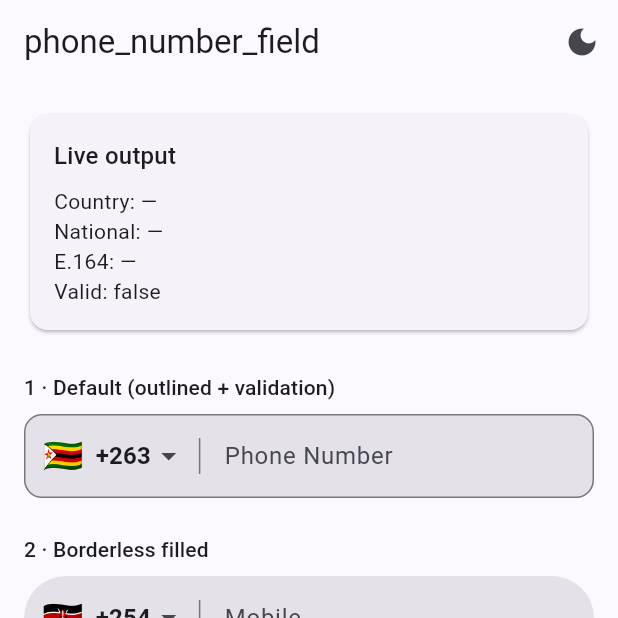
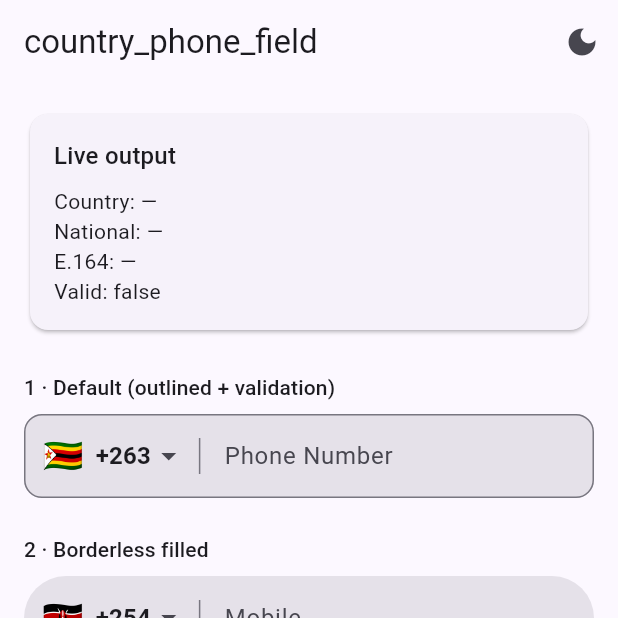
Before and after one commit to mchigangawa/country_phone_field, a Flutter app: the screen it shows after launch, on a phone screen of 412 x 824 dp, the top half of it. Run offline on Flutter 3.47's test engine with Material 3 defaults, Android fonts, the phone set to English and light mode, and no system bars.

Commit message:
Rename package to country_phone_field
The name `phone_number_field` is already taken on pub.dev (publisher
flutterlab.uz, latest 1.2.0), so rename to the available `country_phone_field`.

- pubspec name + example dependency/name -> country_phone_field(_example)
- Move lib/phone_number_field.dart -> lib/country_phone_field.dart (barrel)
- Update all package: imports in lib/test/example and the README
- Update repo URLs and workflow comments (GitHub repo also renamed to match)

Internal src filenames (e.g. src/widgets/phone_number_field.dart) and public
class names (PhoneNumberField) are unchanged — they're named after the widget,
not the package. Example native scaffolding bundle IDs are left as-is.

Verified: flutter analyze clean, 40/40 tests pass, pub publish --dry-run OK.

Co-Authored-By: Claude Opus 4.8 (1M context) <noreply@anthropic.com>

````diff
--- a/example/lib/main.dart
+++ b/example/lib/main.dart
@@ -1,5 +1,5 @@
 import 'package:flutter/material.dart';
-import 'package:phone_number_field/phone_number_field.dart';
+import 'package:country_phone_field/country_phone_field.dart';
 
 void main() => runApp(const ExampleApp());
 
@@ -21,7 +21,7 @@ class _ExampleAppState extends State<ExampleApp> {
   Widget build(BuildContext context) {
     final seed = const Color(0xFF6C5CE7);
     return MaterialApp(
-      title: 'phone_number_field demo',
+      title: 'country_phone_field demo',
       debugShowCheckedModeBanner: false,
       themeMode: _themeMode,
       theme: ThemeData(colorSchemeSeed: seed, useMaterial3: true),
@@ -65,7 +65,7 @@ class _GalleryPageState extends State<GalleryPage> {
   Widget build(BuildContext context) {
     return Scaffold(
       appBar: AppBar(
-        title: const Text('phone_number_field'),
+        title: const Text('country_phone_field'),
         actions: [
           IconButton(
             tooltip: 'Toggle theme',
--- a/example/pubspec.yaml
+++ b/example/pubspec.yaml
@@ -1,5 +1,5 @@
-name: phone_number_field_example
-description: "Demonstrates the phone_number_field package."
+name: country_phone_field_example
+description: "Demonstrates the country_phone_field package."
 publish_to: "none"
 version: 1.0.0
 
@@ -10,7 +10,7 @@ environment:
 dependencies:
   flutter:
     sdk: flutter
-  phone_number_field:
+  country_phone_field:
     path: ../
 
 dev_dependencies:
--- a/lib/phone_number_field.dart
+++ b/lib/country_phone_field.dart
@@ -6,7 +6,7 @@
 /// localisation configuration objects.
 ///
 /// ```dart
-/// import 'package:phone_number_field/phone_number_field.dart';
+/// import 'package:country_phone_field/country_phone_field.dart';
 ///
 /// PhoneNumberField(
 ///   initialCountry: Countries.zimbabwe,
````
Also changed, not shown: pubspec.yaml (+4 -4 lines), example/pubspec.lock, 7 other files.
